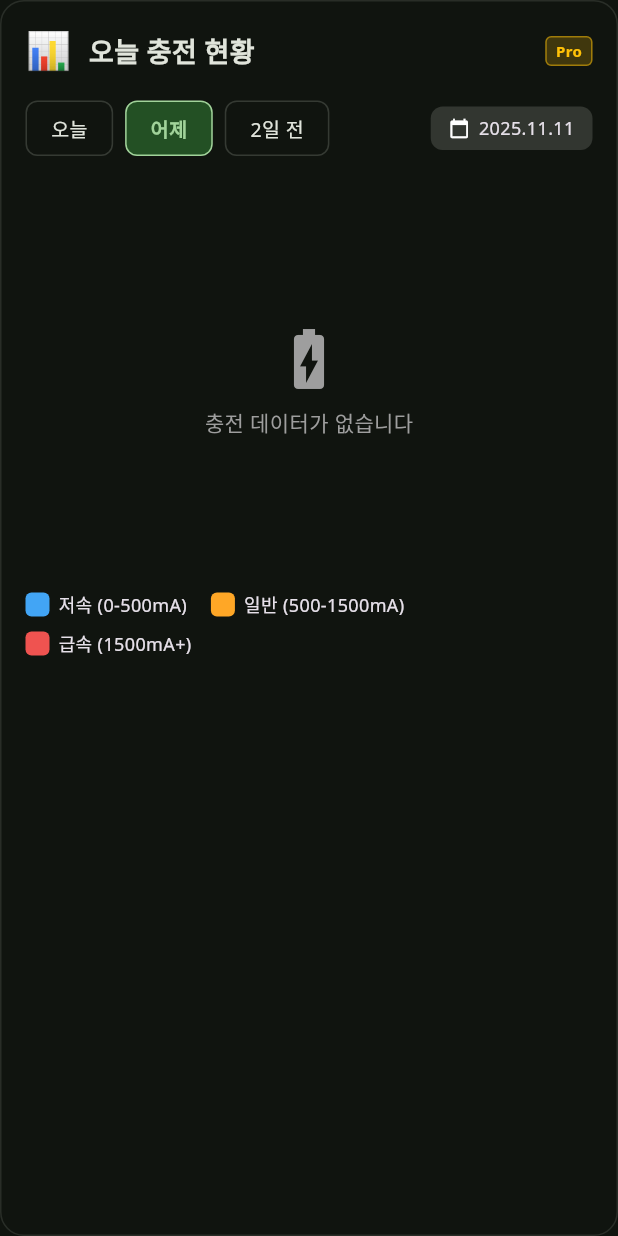
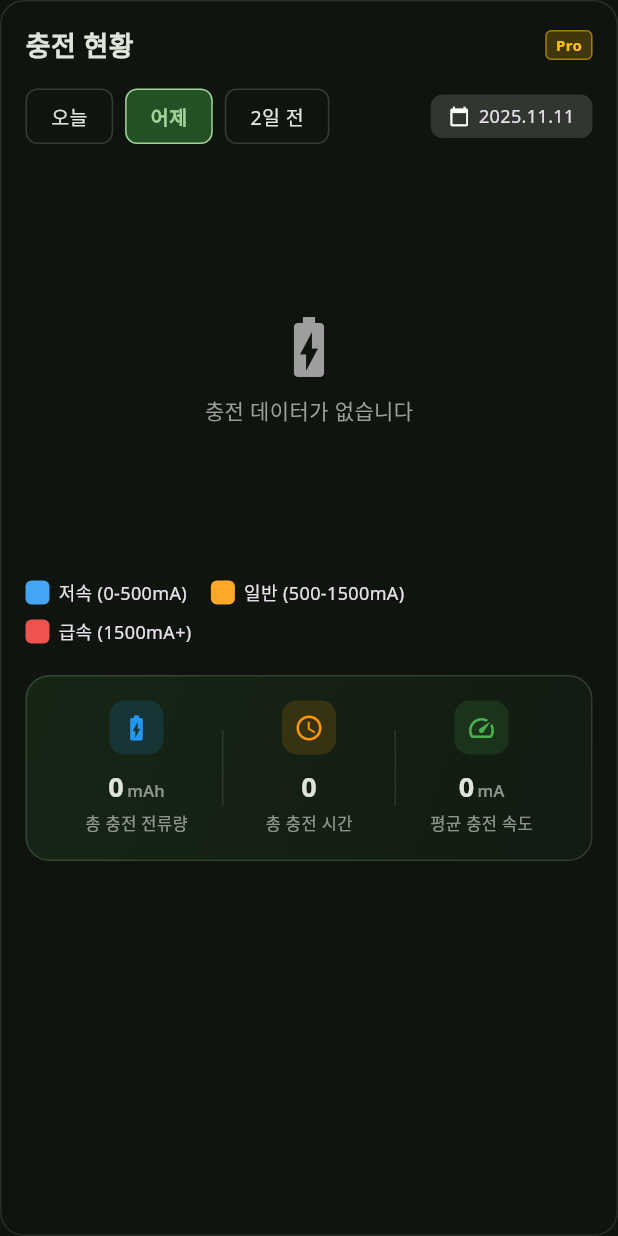
Before and after one commit to rbtc2/BatteryPal, a Flutter app: the ChargingCurrentChart widget shown alone on an empty page, opened directly, after a tap on "어제", on a phone screen of 412 x 824 dp. Run offline on Flutter 3.47's test engine with Material 3 defaults, Android fonts, the phone set to English and light mode, and no system bars; our stand-ins replace battery_plus, fl_chart, flutter_local_notifications, google_fonts, permission_handler, shared_preferences and 1 more; accounts and stored records are empty.

Commit message:
충전현황통계카드 실제화

```diff
--- a/lib/screens/analysis/widgets/charging_patterns/widgets/charging_current_chart.dart
+++ b/lib/screens/analysis/widgets/charging_patterns/widgets/charging_current_chart.dart
@@ -33,6 +33,7 @@ class _ChargingCurrentChartState extends State<ChargingCurrentChart> {
   final ChargingSessionService _sessionService = ChargingSessionService();
   final ChargingSessionStorage _storageService = ChargingSessionStorage();
   Timer? _refreshTimer;
+  StreamSubscription<List<ChargingSessionRecord>>? _sessionsSubscription;
 
   // 통계 데이터
   double _totalCurrentMah = 0.0; // 총 충전 전류량 (mAh)
@@ -52,6 +53,21 @@ class _ChargingCurrentChartState extends State<ChargingCurrentChart> {
     try {
       await _sessionService.initialize();
       await _storageService.initialize();
+
+      // 오늘 탭일 때만 세션 스트림 구독 (실시간 업데이트)
+      _sessionsSubscription = _sessionService.sessionsStream.listen(
+        (sessions) {
+          // 오늘 탭일 때만 실시간 업데이트
+          if (mounted && _selectedTab == '오늘') {
+            _updateStatsFromSessions(sessions);
+          }
+        },
+        onError: (error, stackTrace) {
+          debugPrint('세션 스트림 오류: $error');
+          debugPrint('스택 트레이스: $stackTrace');
+        },
+        cancelOnError: false,
+      );
     } catch (e) {
       debugPrint('서비스 초기화 실패: $e');
     }
@@ -60,6 +76,7 @@ class _ChargingCurrentChartState extends State<ChargingCurrentChart> {
   @override
   void dispose() {
     _refreshTimer?.cancel();
+    _sessionsSubscription?.cancel();
     super.dispose();
   }
 
@@ -125,20 +142,8 @@ class _ChargingCurrentChartState extends State<ChargingCurrentChart> {
         targetDate: targetDate,
       );
 
-      // 통계 데이터 계산 (오늘 탭일 때만)
-      if (_selectedTab == '오늘' || (_selectedTab == '선택' && _selectedDate != null)) {
-        final targetDateForStats = _selectedTab == '오늘'
-            ? DateTime.now()
-            : _selectedDate!;
-        await _calculateStats(targetDateForStats);
-      } else {
-        // 오늘이 아닌 날짜는 통계 초기화
-        setState(() {
-          _totalCurrentMah = 0.0;
-          _totalChargingTime = Duration.zero;
-          _avgChargingSpeed = 0.0;
-        });
-      }
+      // 통계 데이터 계산 (모든 탭에 대해)
+      await _calculateStats(targetDate);
 
       setState(() {
         _chartData = chartData;
@@ -153,7 +158,7 @@ class _ChargingCurrentChartState extends State<ChargingCurrentChart> {
     }
   }
 
-  /// 통계 데이터 계산
+  /// 통계 데이터 계산 (날짜별)
   Future<void> _calculateStats(DateTime targetDate) async {
     try {
       // 오늘 날짜인지 확인
@@ -172,7 +177,26 @@ class _ChargingCurrentChartState extends State<ChargingCurrentChart> {
         sessions = await _storageService.getSessionsByDate(targetDateNormalized);
       }
 
-      // 유효한 세션만 필터링
+      // 세션 목록으로 통계 계산
+      _updateStatsFromSessions(sessions);
+    } catch (e) {
+      debugPrint('통계 데이터 계산 실패: $e');
+      if (mounted) {
+        setState(() {
+          _totalCurrentMah = 0.0;
+          _totalChargingTime = Duration.zero;
+          _avgChargingSpeed = 0.0;
+        });
+      }
+    }
+  }
+
+  /// 세션 목록으로부터 통계 업데이트 (공통 로직)
+  void _updateStatsFromSessions(List<ChargingSessionRecord> sessions) {
+    if (!mounted) return;
+
+    try {
+      // 유의미한 세션만 필터링 (validate()로 검증)
       final validSessions = sessions.where((s) => s.validate()).toList();
 
       if (validSessions.isEmpty) {
@@ -198,18 +222,18 @@ class _ChargingCurrentChartState extends State<ChargingCurrentChart> {
         totalCurrent += session.avgCurrent;
       }
 
-      // 평균 충전 속도 (mA)
+      // 평균 충전 속도 (mA) - 모든 유의미한 세션의 평균 전류 평균
       final avgSpeed = totalCurrent / validSessions.length;
 
-      if (mounted) {
       setState(() {
         _totalCurrentMah = totalMah;
         _totalChargingTime = totalTime;
         _avgChargingSpeed = avgSpeed;
       });
-      }
+
+      debugPrint('통계 업데이트 완료: ${totalMah.toStringAsFixed(0)}mAh, ${totalTime.inMinutes}분, ${avgSpeed.toStringAsFixed(0)}mA');
     } catch (e) {
-      debugPrint('통계 데이터 계산 실패: $e');
+      debugPrint('통계 업데이트 실패: $e');
       if (mounted) {
         setState(() {
           _totalCurrentMah = 0.0;
@@ -245,11 +269,9 @@ class _ChargingCurrentChartState extends State<ChargingCurrentChart> {
             padding: const EdgeInsets.all(16),
             child: Row(
               children: [
-                Text('📊', style: TextStyle(fontSize: 24)),
-                SizedBox(width: 12),
                 Expanded(
                   child: Text(
-                    '오늘 충전 현황',
+                    '충전 현황',
                     style: TextStyle(
                       fontSize: 18,
                       fontWeight: FontWeight.bold,
@@ -364,11 +386,9 @@ class _ChargingCurrentChartState extends State<ChargingCurrentChart> {
             ),
           ),
 
-          // 통계 정보 (오늘 탭일 때만 표시)
-          if (_selectedTab == '오늘' || (_selectedTab == '선택' && _selectedDate != null)) ...[
+          // 통계 정보 (모든 탭에서 표시)
           SizedBox(height: 20),
           _buildStatsSection(),
-          ],
 
           SizedBox(height: 16),
         ],
@@ -383,7 +403,7 @@ class _ChargingCurrentChartState extends State<ChargingCurrentChart> {
         setState(() {
           _selectedTab = label;
         });
-        _loadChartData();
+        _loadChartData(); // 차트와 통계 모두 업데이트
         _startAutoRefresh(); // 탭 변경 시 자동 새로고침 재시작
       },
       borderRadius: BorderRadius.circular(8),
--- a/lib/screens/analysis/widgets/charging_patterns/widgets/charging_stats_card.dart
+++ b/lib/screens/analysis/widgets/charging_patterns/widgets/charging_stats_card.dart
@@ -337,8 +337,6 @@ class _ChargingStatsCardState extends State<ChargingStatsCard> {
             padding: const EdgeInsets.all(16),
             child: Row(
               children: [
-                Text('📈', style: TextStyle(fontSize: 24)),
-                SizedBox(width: 12),
                 Text(
                   '충전 분석',
                   style: TextStyle(
```
Lines whose indentation alone changed are shown as unchanged.
